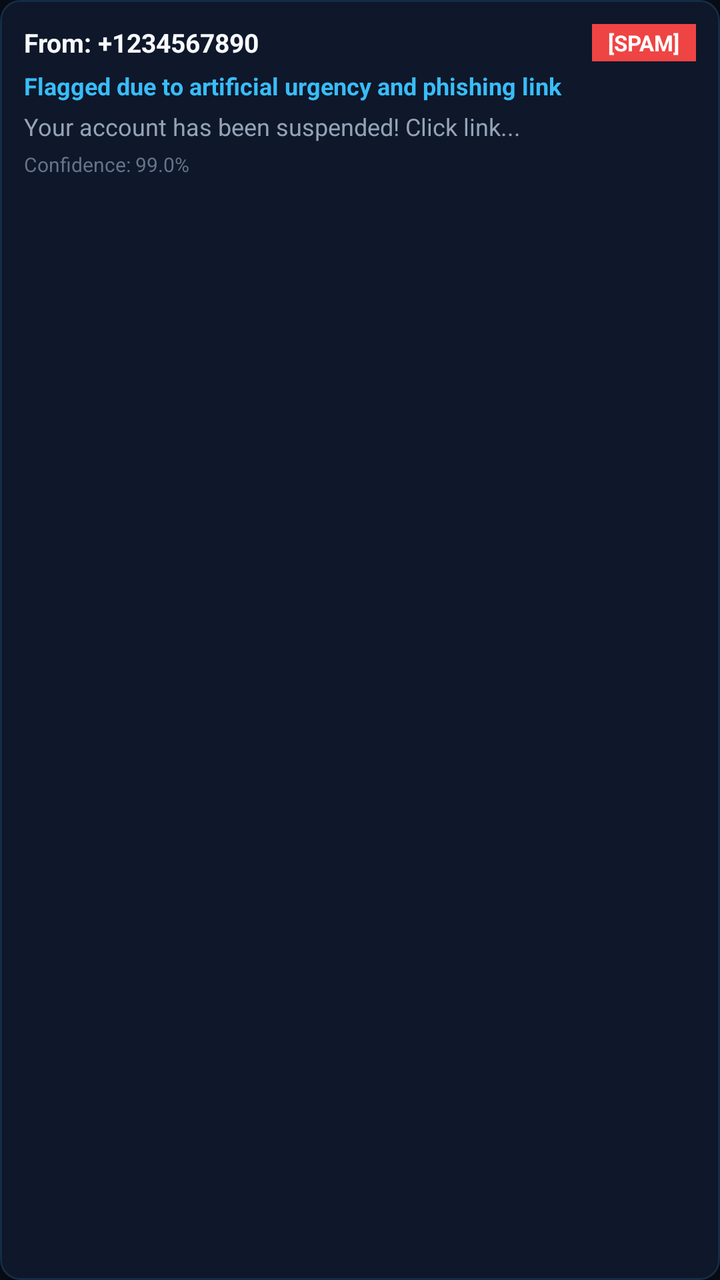
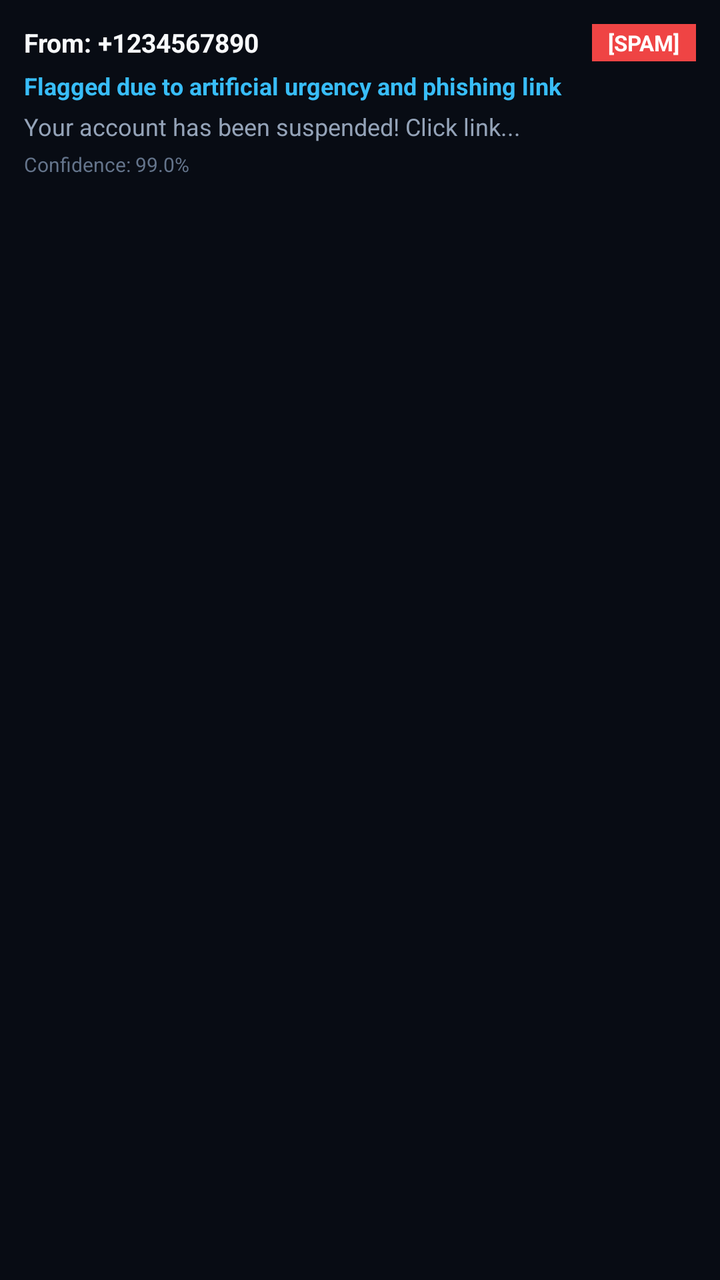

Two renders of the same Android screen: before a commit and after it. Below are the layout's source before the change and the commit's diff.
<!-- AndroidManifest.xml: application theme Theme.AiSpamDetector -->
<!-- res/layout/item_detection_log.xml -->
<?xml version="1.0" encoding="utf-8"?>
<com.google.android.material.card.MaterialCardView xmlns:android="http://schemas.android.com/apk/res/android"
    xmlns:app="http://schemas.android.com/apk/res-auto"
    android:layout_width="match_parent"
    android:layout_height="wrap_content"
    android:layout_marginBottom="8dp"
    app:cardBackgroundColor="@color/bg_card"
    app:cardCornerRadius="10dp"
    app:cardElevation="2dp"
    app:strokeColor="@color/border_card"
    app:strokeWidth="1dp">

    <LinearLayout
        android:layout_width="match_parent"
        android:layout_height="wrap_content"
        android:orientation="vertical"
        android:padding="12dp">

        <LinearLayout
            android:layout_width="match_parent"
            android:layout_height="wrap_content"
            android:gravity="center_vertical"
            android:orientation="horizontal">

            <TextView
                android:id="@+id/tvSender"
                android:layout_width="0dp"
                android:layout_height="wrap_content"
                android:layout_weight="1"
                android:text="From: +1234567890"
                android:textColor="@color/text_main"
                android:textSize="13sp"
                android:textStyle="bold" />

            <TextView
                android:id="@+id/tvVerdictBadge"
                android:layout_width="wrap_content"
                android:layout_height="wrap_content"
                android:background="@color/spam_red"
                android:paddingStart="8dp"
                android:paddingTop="2dp"
                android:paddingEnd="8dp"
                android:paddingBottom="2dp"
                android:text="[SPAM]"
                android:textColor="#FFFFFF"
                android:textSize="11sp"
                android:textStyle="bold" />
        </LinearLayout>

        <TextView
            android:id="@+id/tvHeadline"
            android:layout_width="match_parent"
            android:layout_height="wrap_content"
            android:layout_marginTop="4dp"
            android:text="Flagged due to artificial urgency and phishing link"
            android:textColor="@color/cyan_accent"
            android:textSize="12sp"
            android:textStyle="bold" />

        <TextView
            android:id="@+id/tvMessageSnippet"
            android:layout_width="match_parent"
            android:layout_height="wrap_content"
            android:layout_marginTop="4dp"
            android:ellipsize="end"
            android:maxLines="2"
            android:text="Your account has been suspended! Click link..."
            android:textColor="@color/text_muted"
            android:textSize="12sp" />

        <TextView
            android:id="@+id/tvConfidence"
            android:layout_width="wrap_content"
            android:layout_height="wrap_content"
            android:layout_marginTop="4dp"
            android:text="Confidence: 99.0%"
            android:textColor="@color/text_sub"
            android:textSize="10sp" />

    </LinearLayout>

</com.google.android.material.card.MaterialCardView>
<!-- resources referenced by this layout -->
<resources>
  <color name="bg_card">#0F172A</color>
  <color name="border_card">#2038BDF8</color>
  <color name="cyan_accent">#38BDF8</color>
  <color name="spam_red">#EF4444</color>
  <color name="text_main">#F8FAFC</color>
  <color name="text_muted">#94A3B8</color>
  <color name="text_sub">#64748B</color>
  <style name="Theme.AiSpamDetector" parent="Theme.MaterialComponents.DayNight.NoActionBar">
          <item name="colorPrimary">@color/cyan_accent</item>
          <item name="colorPrimaryVariant">@color/blue_primary</item>
          <item name="colorOnPrimary">@color/bg_app</item>
          <item name="android:statusBarColor">@color/bg_app</item>
          <item name="android:navigationBarColor">@color/bg_app</item>
          <item name="android:windowBackground">@color/bg_app</item>
      </style>
  <color name="blue_primary">#2563EB</color>
  <color name="bg_app">#080C14</color>
</resources>

<!-- the commit's change to res/layout/item_detection_log.xml (unified diff, before → after) -->
@@ -1,82 +1,71 @@
 <?xml version="1.0" encoding="utf-8"?>
-<com.google.android.material.card.MaterialCardView xmlns:android="http://schemas.android.com/apk/res/android"
-    xmlns:app="http://schemas.android.com/apk/res-auto"
+<LinearLayout xmlns:android="http://schemas.android.com/apk/res/android"
     android:layout_width="match_parent"
     android:layout_height="wrap_content"
     android:layout_marginBottom="8dp"
-    app:cardBackgroundColor="@color/bg_card"
-    app:cardCornerRadius="10dp"
-    app:cardElevation="2dp"
-    app:strokeColor="@color/border_card"
-    app:strokeWidth="1dp">
+    android:background="@drawable/bg_card_rounded"
+    android:orientation="vertical"
+    android:padding="12dp">
 
     <LinearLayout
         android:layout_width="match_parent"
         android:layout_height="wrap_content"
-        android:orientation="vertical"
-        android:padding="12dp">
-
-        <LinearLayout
-            android:layout_width="match_parent"
-            android:layout_height="wrap_content"
-            android:gravity="center_vertical"
-            android:orientation="horizontal">
-
-            <TextView
-                android:id="@+id/tvSender"
-                android:layout_width="0dp"
-                android:layout_height="wrap_content"
-                android:layout_weight="1"
-                android:text="From: +1234567890"
-                android:textColor="@color/text_main"
-                android:textSize="13sp"
-                android:textStyle="bold" />
-
-            <TextView
-                android:id="@+id/tvVerdictBadge"
-                android:layout_width="wrap_content"
-                android:layout_height="wrap_content"
-                android:background="@color/spam_red"
-                android:paddingStart="8dp"
-                android:paddingTop="2dp"
-                android:paddingEnd="8dp"
-                android:paddingBottom="2dp"
-                android:text="[SPAM]"
-                android:textColor="#FFFFFF"
-                android:textSize="11sp"
-                android:textStyle="bold" />
-        </LinearLayout>
+        android:gravity="center_vertical"
+        android:orientation="horizontal">
 
         <TextView
-            android:id="@+id/tvHeadline"
-            android:layout_width="match_parent"
+            android:id="@+id/tvSender"
+            android:layout_width="0dp"
             android:layout_height="wrap_content"
-            android:layout_marginTop="4dp"
-            android:text="Flagged due to artificial urgency and phishing link"
-            android:textColor="@color/cyan_accent"
-            android:textSize="12sp"
+            android:layout_weight="1"
+            android:text="From: +1234567890"
+            android:textColor="@color/text_main"
+            android:textSize="13sp"
             android:textStyle="bold" />
 
         <TextView
-            android:id="@+id/tvMessageSnippet"
-            android:layout_width="match_parent"
-            android:layout_height="wrap_content"
-            android:layout_marginTop="4dp"
-            android:ellipsize="end"
-            android:maxLines="2"
-            android:text="Your account has been suspended! Click link..."
-            android:textColor="@color/text_muted"
-            android:textSize="12sp" />
-
-        <TextView
-            android:id="@+id/tvConfidence"
+            android:id="@+id/tvVerdictBadge"
             android:layout_width="wrap_content"
             android:layout_height="wrap_content"
-            android:layout_marginTop="4dp"
-            android:text="Confidence: 99.0%"
-            android:textColor="@color/text_sub"
-            android:textSize="10sp" />
-
+            android:background="@color/spam_red"
+            android:paddingStart="8dp"
+            android:paddingTop="2dp"
+            android:paddingEnd="8dp"
+            android:paddingBottom="2dp"
+            android:text="[SPAM]"
+            android:textColor="#FFFFFF"
+            android:textSize="11sp"
+            android:textStyle="bold" />
     </LinearLayout>
 
-</com.google.android.material.card.MaterialCardView>
+    <TextView
+        android:id="@+id/tvHeadline"
+        android:layout_width="match_parent"
+        android:layout_height="wrap_content"
+        android:layout_marginTop="4dp"
+        android:text="Flagged due to artificial urgency and phishing link"
+        android:textColor="@color/cyan_accent"
+        android:textSize="12sp"
+        android:textStyle="bold" />
+
+    <TextView
+        android:id="@+id/tvMessageSnippet"
+        android:layout_width="match_parent"
+        android:layout_height="wrap_content"
+        android:layout_marginTop="4dp"
+        android:ellipsize="end"
+        android:maxLines="2"
+        android:text="Your account has been suspended! Click link..."
+        android:textColor="@color/text_muted"
+        android:textSize="12sp" />
+
+    <TextView
+        android:id="@+id/tvConfidence"
+        android:layout_width="wrap_content"
+        android:layout_height="wrap_content"
+        android:layout_marginTop="4dp"
+        android:text="Confidence: 99.0%"
+        android:textColor="@color/text_sub"
+        android:textSize="10sp" />
+
+</LinearLayout>
<!-- resource entries referenced after the edit -->
@@ -1,7 +1,5 @@
 <!-- resources referenced by this layout -->
 <resources>
-  <color name="bg_card">#0F172A</color>
-  <color name="border_card">#2038BDF8</color>
   <color name="cyan_accent">#38BDF8</color>
   <color name="spam_red">#EF4444</color>
   <color name="text_main">#F8FAFC</color>
